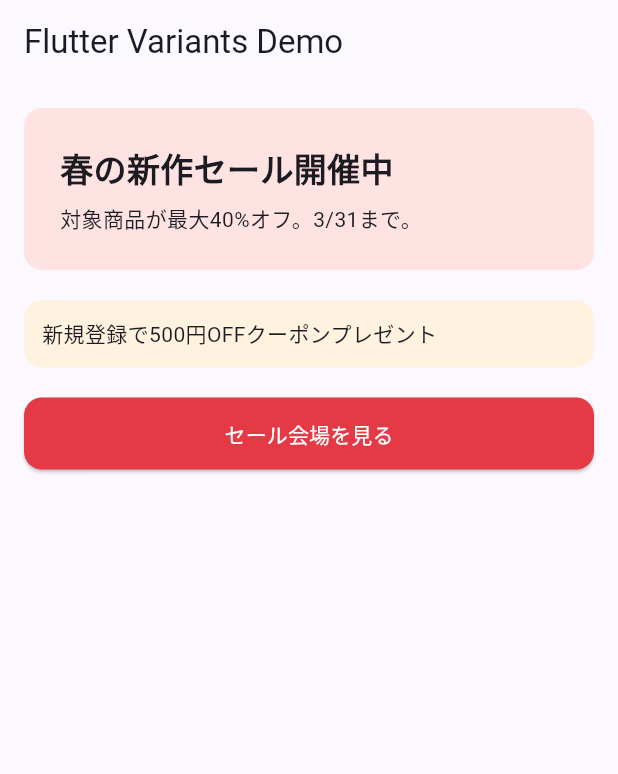
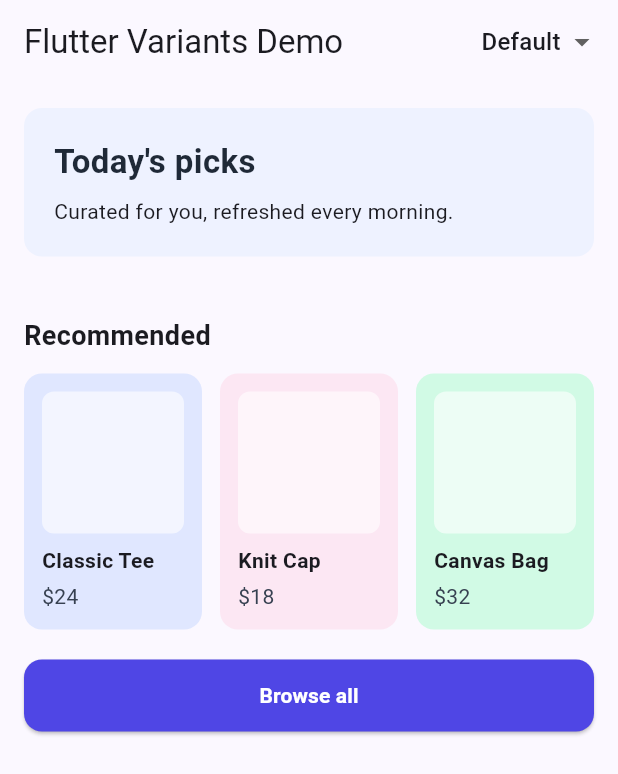
Before and after one commit to mkosei/flutter_variants, a Flutter app: the screen it shows after launch, on a phone screen of 412 x 824 dp. Shown: the top 774 px of the screen. Run offline on Flutter 3.47's test engine with Material 3 defaults, Android fonts, the phone set to English and light mode, and no system bars.

Commit message:
feat(example): expand demo with Default / Sale / Holiday presets
Co-Authored-By: Claude Opus 4.7 (1M context) <noreply@anthropic.com>

```diff
--- a/example/assets/variants.json
+++ /dev/null
@@ -1,55 +0,0 @@
-{
-  "home.hero.title": {
-    "type": "text",
-    "value": "春の新作セール開催中"
-  },
-  "home.hero.subtitle": {
-    "type": "text",
-    "value": "対象商品が最大40%オフ。3/31まで。"
-  },
-  "home.hero.background": {
-    "type": "color",
-    "value": "#FFE3E3"
-  },
-  "home.hero.padding": {
-    "type": "edgeInsets",
-    "value": 24
-  },
-  "home.banner.visible": {
-    "type": "bool",
-    "value": true
-  },
-  "home.banner.text": {
-    "type": "text",
-    "value": "新規登録で500円OFFクーポンプレゼント"
-  },
-  "home.banner.background": {
-    "type": "color",
-    "value": "#FFF3E0"
-  },
-  "home.cta.label": {
-    "type": "text",
-    "value": "セール会場を見る"
-  },
-  "home.cta.background": {
-    "type": "color",
-    "value": "#E63946"
-  },
-  "home.cta.padding": {
-    "type": "edgeInsets",
-    "value": {
-      "left": 24,
-      "top": 14,
-      "right": 24,
-      "bottom": 14
-    }
-  },
-  "home.card.radius": {
-    "type": "borderRadius",
-    "value": 12
-  },
-  "home.section.spacing": {
-    "type": "spacing",
-    "value": 20
-  }
-}
--- a/example/lib/main.dart
+++ b/example/lib/main.dart
@@ -8,40 +8,97 @@ void main() {
   runApp(const DemoApp());
 }
 
-Future<VariantLoadResult> _loadFromAsset(Uri url) async {
-  final raw = await rootBundle.loadString('assets/variants.json');
+enum VariantPreset {
+  defaults('Default', 'assets/variants_default.json'),
+  sale('Sale', 'assets/variants_sale.json'),
+  holiday('Holiday', 'assets/variants_holiday.json');
+
+  final String label;
+  final String assetPath;
+
+  const VariantPreset(this.label, this.assetPath);
+
+  Uri get url => Uri.parse('asset://$assetPath');
+}
+
+VariantHostLoader _loaderFor(VariantPreset preset) {
+  return (Uri _) async {
+    final raw = await rootBundle.loadString(preset.assetPath);
     final decoded = jsonDecode(raw);
     final result = parseVariantValuesWithIssues(decoded);
 
     return VariantLoadResult(values: result.values, issues: result.issues);
+  };
 }
 
-class DemoApp extends StatelessWidget {
+class DemoApp extends StatefulWidget {
   const DemoApp({super.key});
 
   @override
+  State<DemoApp> createState() => _DemoAppState();
+}
+
+class _DemoAppState extends State<DemoApp> {
+  VariantPreset _preset = VariantPreset.defaults;
+
+  @override
   Widget build(BuildContext context) {
-    return VariantHost(
-      url: Uri.parse('asset://variants.json'),
-      loader: _loadFromAsset,
-      child: MaterialApp(
+    return MaterialApp(
       title: 'Flutter Variants Demo',
       theme: ThemeData(
         colorScheme: ColorScheme.fromSeed(seedColor: Colors.indigo),
+        useMaterial3: true,
       ),
-        home: const DemoHomePage(),
+      home: VariantHost(
+        url: _preset.url,
+        loader: _loaderFor(_preset),
+        child: HomeScreen(
+          activePreset: _preset,
+          onPresetChanged: (next) => setState(() => _preset = next),
+        ),
       ),
     );
   }
 }
 
-class DemoHomePage extends StatelessWidget {
-  const DemoHomePage({super.key});
+class HomeScreen extends StatelessWidget {
+  final VariantPreset activePreset;
+  final ValueChanged<VariantPreset> onPresetChanged;
+
+  const HomeScreen({
+    super.key,
+    required this.activePreset,
+    required this.onPresetChanged,
+  });
 
   @override
   Widget build(BuildContext context) {
     return Scaffold(
-      appBar: AppBar(title: const Text('Flutter Variants Demo')),
+      appBar: AppBar(
+        title: const Text('Flutter Variants Demo'),
+        actions: [
+          Padding(
+            padding: const EdgeInsets.symmetric(horizontal: 12),
+            child: DropdownButtonHideUnderline(
+              child: DropdownButton<VariantPreset>(
+                value: activePreset,
+                onChanged: (next) {
+                  if (next != null) {
+                    onPresetChanged(next);
+                  }
+                },
+                items: [
+                  for (final preset in VariantPreset.values)
+                    DropdownMenuItem(
+                      value: preset,
+                      child: Text(preset.label),
+                    ),
+                ],
+              ),
+            ),
+          ),
+        ],
+      ),
       body: SingleChildScrollView(
         padding: const EdgeInsets.all(16),
         child: Column(
@@ -49,9 +106,11 @@ class DemoHomePage extends StatelessWidget {
           children: [
             const _HeroCard(),
             _SectionSpacing(),
-            const _Banner(),
+            const _PromoBanner(),
             _SectionSpacing(),
-            const _CtaButton(),
+            const _ProductSection(),
+            _SectionSpacing(),
+            _CtaButton(onPressed: () {}),
           ],
         ),
       ),
@@ -74,26 +133,40 @@ class _HeroCard extends StatelessWidget {
         color: VariantColor.of(
           context,
           id: 'home.hero.background',
-          fallback: const Color(0xFFEEEEFF),
+          fallback: const Color(0xFFEEF2FF),
         ),
         borderRadius: VariantBorderRadius.of(
           context,
           id: 'home.card.radius',
-          fallback: BorderRadius.circular(8),
+          fallback: BorderRadius.circular(12),
         ),
       ),
-      child: const Column(
+      child: Column(
         crossAxisAlignment: CrossAxisAlignment.start,
         children: [
-          VariantText(
+          Builder(
+            builder: (context) {
+              final style = VariantTextStyle.of(
+                context,
+                id: 'home.hero.titleStyle',
+                fallback: const TextStyle(
+                  fontSize: 22,
+                  fontWeight: FontWeight.bold,
+                  color: Color(0xFF1F2937),
+                ),
+              );
+
+              return VariantText(
                 id: 'home.hero.title',
-            fallback: 'Default title',
-            style: TextStyle(fontSize: 22, fontWeight: FontWeight.bold),
+                fallback: 'Welcome',
+                style: style,
+              );
+            },
           ),
-          SizedBox(height: 8),
-          VariantText(
+          const SizedBox(height: 8),
+          const VariantText(
             id: 'home.hero.subtitle',
-            fallback: 'Default body copy',
+            fallback: 'Today\'s picks for you.',
           ),
         ],
       ),
@@ -101,8 +174,8 @@ class _HeroCard extends StatelessWidget {
   }
 }
 
-class _Banner extends StatelessWidget {
-  const _Banner();
+class _PromoBanner extends StatelessWidget {
+  const _PromoBanner();
 
   @override
   Widget build(BuildContext context) {
@@ -115,12 +188,12 @@ class _Banner extends StatelessWidget {
           color: VariantColor.of(
             context,
             id: 'home.banner.background',
-            fallback: const Color(0xFFFFF3E0),
+            fallback: const Color(0xFFFEF3C7),
           ),
           borderRadius: VariantBorderRadius.of(
             context,
             id: 'home.card.radius',
-            fallback: BorderRadius.circular(8),
+            fallback: BorderRadius.circular(12),
           ),
         ),
         child: const VariantText(
@@ -132,37 +205,158 @@ class _Banner extends StatelessWidget {
   }
 }
 
-class _CtaButton extends StatelessWidget {
-  const _CtaButton();
+class _ProductSection extends StatelessWidget {
+  const _ProductSection();
 
   @override
   Widget build(BuildContext context) {
-    return ElevatedButton(
+    return Column(
+      crossAxisAlignment: CrossAxisAlignment.start,
+      children: [
+        const VariantText(
+          id: 'home.products.section_title',
+          fallback: 'Recommended',
+          style: TextStyle(fontSize: 18, fontWeight: FontWeight.w600),
+        ),
+        const SizedBox(height: 12),
+        const _ProductGrid(),
+      ],
+    );
+  }
+}
+
+class _ProductGrid extends StatelessWidget {
+  const _ProductGrid();
+
+  @override
+  Widget build(BuildContext context) {
+    return Row(
+      children: const [
+        Expanded(
+          child: _ProductCard(
+            titleId: 'home.product.tee.title',
+            priceId: 'home.product.tee.price',
+            fallbackTitle: 'Tee',
+            fallbackPrice: '\$0',
+            color: Color(0xFFE0E7FF),
+          ),
+        ),
+        SizedBox(width: 12),
+        Expanded(
+          child: _ProductCard(
+            titleId: 'home.product.cap.title',
+            priceId: 'home.product.cap.price',
+            fallbackTitle: 'Cap',
+            fallbackPrice: '\$0',
+            color: Color(0xFFFCE7F3),
+          ),
+        ),
+        SizedBox(width: 12),
+        Expanded(
+          child: _ProductCard(
+            titleId: 'home.product.bag.title',
+            priceId: 'home.product.bag.price',
+            fallbackTitle: 'Bag',
+            fallbackPrice: '\$0',
+            color: Color(0xFFD1FAE5),
+          ),
+        ),
+      ],
+    );
+  }
+}
+
+class _ProductCard extends StatelessWidget {
+  final String titleId;
+  final String priceId;
+  final String fallbackTitle;
+  final String fallbackPrice;
+  final Color color;
+
+  const _ProductCard({
+    required this.titleId,
+    required this.priceId,
+    required this.fallbackTitle,
+    required this.fallbackPrice,
+    required this.color,
+  });
+
+  @override
+  Widget build(BuildContext context) {
+    return Container(
+      padding: const EdgeInsets.all(12),
+      decoration: BoxDecoration(
+        color: color,
+        borderRadius: VariantBorderRadius.of(
+          context,
+          id: 'home.card.radius',
+          fallback: BorderRadius.circular(12),
+        ),
+      ),
+      child: Column(
+        crossAxisAlignment: CrossAxisAlignment.start,
+        children: [
+          AspectRatio(
+            aspectRatio: 1,
+            child: DecoratedBox(
+              decoration: BoxDecoration(
+                color: Colors.white.withValues(alpha: 0.6),
+                borderRadius: BorderRadius.circular(8),
+              ),
+            ),
+          ),
+          const SizedBox(height: 8),
+          VariantText(
+            id: titleId,
+            fallback: fallbackTitle,
+            style: const TextStyle(fontWeight: FontWeight.w600),
+            maxLines: 1,
+            overflow: TextOverflow.ellipsis,
+          ),
+          const SizedBox(height: 4),
+          VariantText(
+            id: priceId,
+            fallback: fallbackPrice,
+            style: const TextStyle(color: Color(0xFF374151)),
+          ),
+        ],
+      ),
+    );
+  }
+}
+
+class _CtaButton extends StatelessWidget {
+  final VoidCallback onPressed;
+
+  const _CtaButton({required this.onPressed});
+
+  @override
+  Widget build(BuildContext context) {
+    return VariantButtonLabel(
+      id: 'home.cta.label',
+      fallback: 'Browse all',
+      onPressed: onPressed,
       style: ElevatedButton.styleFrom(
         backgroundColor: VariantColor.of(
           context,
           id: 'home.cta.background',
-          fallback: Colors.indigo,
+          fallback: const Color(0xFF4F46E5),
         ),
         foregroundColor: Colors.white,
         padding: VariantEdgeInsets.of(
           context,
           id: 'home.cta.padding',
-          fallback: const EdgeInsets.symmetric(horizontal: 16, vertical: 12),
+          fallback: const EdgeInsets.symmetric(horizontal: 24, vertical: 14),
         ),
         shape: RoundedRectangleBorder(
           borderRadius: VariantBorderRadius.of(
             context,
             id: 'home.card.radius',
-            fallback: BorderRadius.circular(8),
+            fallback: BorderRadius.circular(12),
           ),
         ),
       ),
-      onPressed: () {},
-      child: const VariantText(
-        id: 'home.cta.label',
-        fallback: 'Continue',
-      ),
+      textStyle: const TextStyle(fontWeight: FontWeight.w600),
     );
   }
 }
--- a/example/pubspec.yaml
+++ b/example/pubspec.yaml
@@ -61,7 +61,9 @@ flutter:
   uses-material-design: true
 
   assets:
-    - assets/variants.json
+    - assets/variants_default.json
+    - assets/variants_sale.json
+    - assets/variants_holiday.json
 
   # To add assets to your application, add an assets section, like this:
   # assets:
```
Also changed, not shown: example/assets/variants_default.json (added, +91 -0 lines), example/assets/variants_holiday.json (added, +92 -0 lines), example/assets/variants_sale.json (added, +91 -0 lines), 1 other file. Lines whose indentation alone changed are shown as unchanged.
